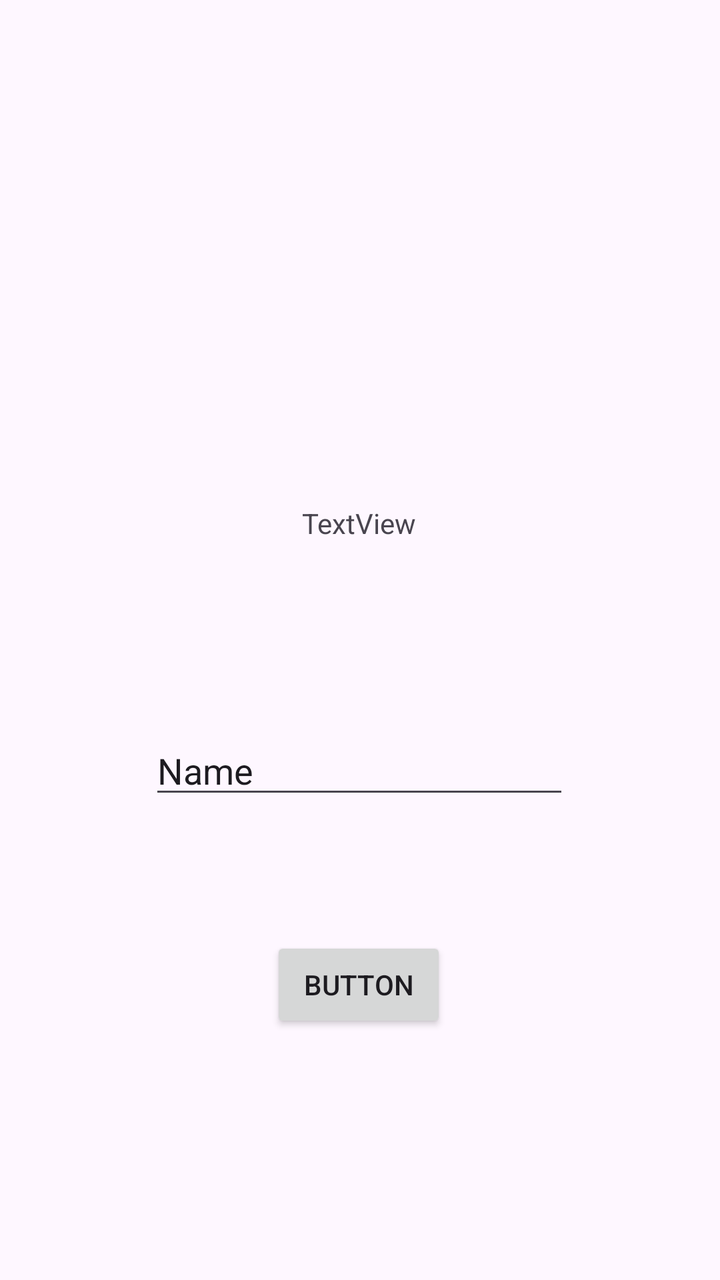
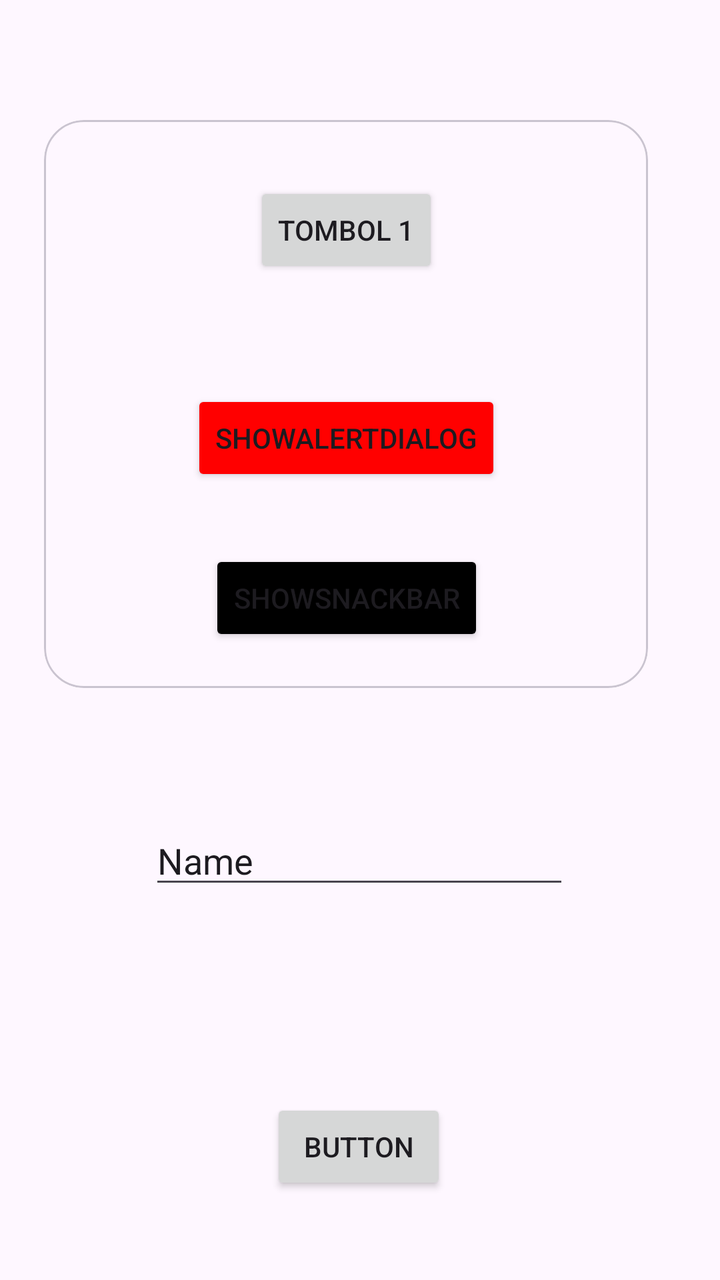

Before-and-after screenshots of an Android layout around one commit, followed by the original layout XML and the change that was made.
<!-- AndroidManifest.xml: application theme Theme.Suci_mobile -->
<!-- res/layout/activity_fourth.xml -->
<?xml version="1.0" encoding="utf-8"?>
<androidx.constraintlayout.widget.ConstraintLayout xmlns:android="http://schemas.android.com/apk/res/android"
    xmlns:app="http://schemas.android.com/apk/res-auto"
    xmlns:tools="http://schemas.android.com/tools"
    android:id="@+id/main"
    android:layout_width="match_parent"
    android:layout_height="match_parent"
    tools:context=".Pertemuan_4.FourthActivity">

    <TextView
        android:id="@+id/textView5"
        android:layout_width="wrap_content"
        android:layout_height="wrap_content"
        android:layout_marginTop="252dp"
        android:text="TextView"
        app:layout_constraintEnd_toEndOf="parent"
        app:layout_constraintHorizontal_bias="0.498"
        app:layout_constraintStart_toStartOf="parent"
        app:layout_constraintTop_toTopOf="parent" />

    <EditText
        android:id="@+id/editTextText"
        android:layout_width="wrap_content"
        android:layout_height="wrap_content"
        android:layout_marginTop="92dp"
        android:ems="10"
        android:inputType="text"
        android:text="Name"
        app:layout_constraintEnd_toEndOf="parent"
        app:layout_constraintHorizontal_bias="0.497"
        app:layout_constraintStart_toStartOf="parent"
        app:layout_constraintTop_toBottomOf="@+id/textView5" />

    <Button
        android:id="@+id/button"
        android:layout_width="wrap_content"
        android:layout_height="wrap_content"
        android:layout_marginTop="64dp"
        android:text="Button"
        app:layout_constraintEnd_toEndOf="parent"
        app:layout_constraintHorizontal_bias="0.498"
        app:layout_constraintStart_toStartOf="parent"
        app:layout_constraintTop_toBottomOf="@+id/editTextText" />
</androidx.constraintlayout.widget.ConstraintLayout>
<!-- resources referenced by this layout -->
<resources>
  <style name="Theme.Suci_mobile" parent="Base.Theme.Suci_mobile" />
  <style name="Base.Theme.Suci_mobile" parent="Theme.Material3.DayNight.NoActionBar">
          
          
      </style>
</resources>

<!-- the commit's change to res/layout/activity_fourth.xml (unified diff, before → after) -->
@@ -7,35 +7,79 @@
     android:layout_height="match_parent"
     tools:context=".Pertemuan_4.FourthActivity">
 
-    <TextView
-        android:id="@+id/textView5"
-        android:layout_width="wrap_content"
-        android:layout_height="wrap_content"
-        android:layout_marginTop="252dp"
-        android:text="TextView"
-        app:layout_constraintEnd_toEndOf="parent"
-        app:layout_constraintHorizontal_bias="0.498"
-        app:layout_constraintStart_toStartOf="parent"
-        app:layout_constraintTop_toTopOf="parent" />
 
     <EditText
         android:id="@+id/editTextText"
         android:layout_width="wrap_content"
         android:layout_height="wrap_content"
-        android:layout_marginTop="92dp"
+        android:layout_marginTop="64dp"
         android:ems="10"
         android:inputType="text"
         android:text="Name"
         app:layout_constraintEnd_toEndOf="parent"
         app:layout_constraintHorizontal_bias="0.497"
         app:layout_constraintStart_toStartOf="parent"
-        app:layout_constraintTop_toBottomOf="@+id/textView5" />
+        app:layout_constraintTop_toBottomOf="@+id/materialCardView" />
+
+    <com.google.android.material.card.MaterialCardView
+        android:id="@+id/materialCardView"
+        android:layout_width="302dp"
+        android:layout_height="284dp"
+        android:layout_marginTop="60dp"
+        app:cardCornerRadius="20dp"
+        app:layout_constraintEnd_toEndOf="parent"
+        app:layout_constraintHorizontal_bias="0.382"
+        app:layout_constraintStart_toStartOf="parent"
+        app:layout_constraintTop_toTopOf="parent">
+
+        <androidx.constraintlayout.widget.ConstraintLayout
+            android:layout_width="match_parent"
+            android:layout_height="match_parent"
+            android:layout_margin="15dp"
+            app:cardCornerRadius="20dp">
+
+
+            <Button
+                android:id="@+id/btnShowAlertDialog"
+                android:layout_width="wrap_content"
+                android:layout_height="wrap_content"
+                android:layout_marginTop="104dp"
+                android:backgroundTint="@color/merah"
+                android:text="ShowAlertDialog"
+                app:layout_constraintEnd_toEndOf="parent"
+                app:layout_constraintStart_toStartOf="parent"
+                app:layout_constraintTop_toTopOf="@+id/btn1" />
+
+            <Button
+                android:id="@+id/btnShowSnackbar"
+                android:layout_width="wrap_content"
+                android:layout_height="wrap_content"
+                android:layout_marginTop="32dp"
+                android:backgroundTint="@color/black"
+                android:text="ShowSnackbar"
+                app:layout_constraintEnd_toEndOf="parent"
+                app:layout_constraintHorizontal_bias="0.503"
+                app:layout_constraintStart_toStartOf="parent"
+                app:layout_constraintTop_toBottomOf="@+id/btnShowAlertDialog" />
+
+            <Button
+                android:id="@+id/btn1"
+                android:layout_width="wrap_content"
+                android:layout_height="wrap_content"
+                android:layout_marginTop="16dp"
+                android:text="Tombol 1"
+                app:layout_constraintEnd_toEndOf="parent"
+                app:layout_constraintStart_toStartOf="parent"
+                app:layout_constraintTop_toTopOf="parent" />
+        </androidx.constraintlayout.widget.ConstraintLayout>
+
+    </com.google.android.material.card.MaterialCardView>
 
     <Button
         android:id="@+id/button"
         android:layout_width="wrap_content"
         android:layout_height="wrap_content"
-        android:layout_marginTop="64dp"
+        android:layout_marginTop="100dp"
         android:text="Button"
         app:layout_constraintEnd_toEndOf="parent"
         app:layout_constraintHorizontal_bias="0.498"
<!-- resource entries referenced after the edit -->
@@ -1,5 +1,7 @@
 <!-- resources referenced by this layout -->
 <resources>
+  <color name="black">#FF000000</color>
+  <color name="merah">#ff0000</color>
   <style name="Theme.Suci_mobile" parent="Base.Theme.Suci_mobile" />
   <style name="Base.Theme.Suci_mobile" parent="Theme.Material3.DayNight.NoActionBar">
           
